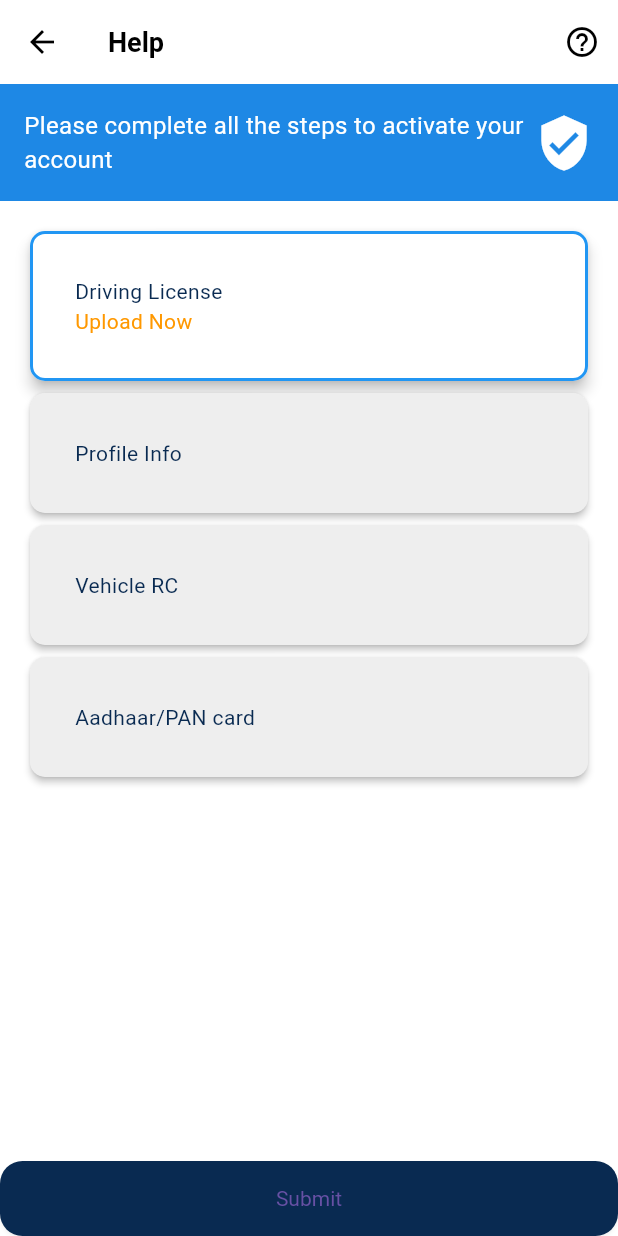
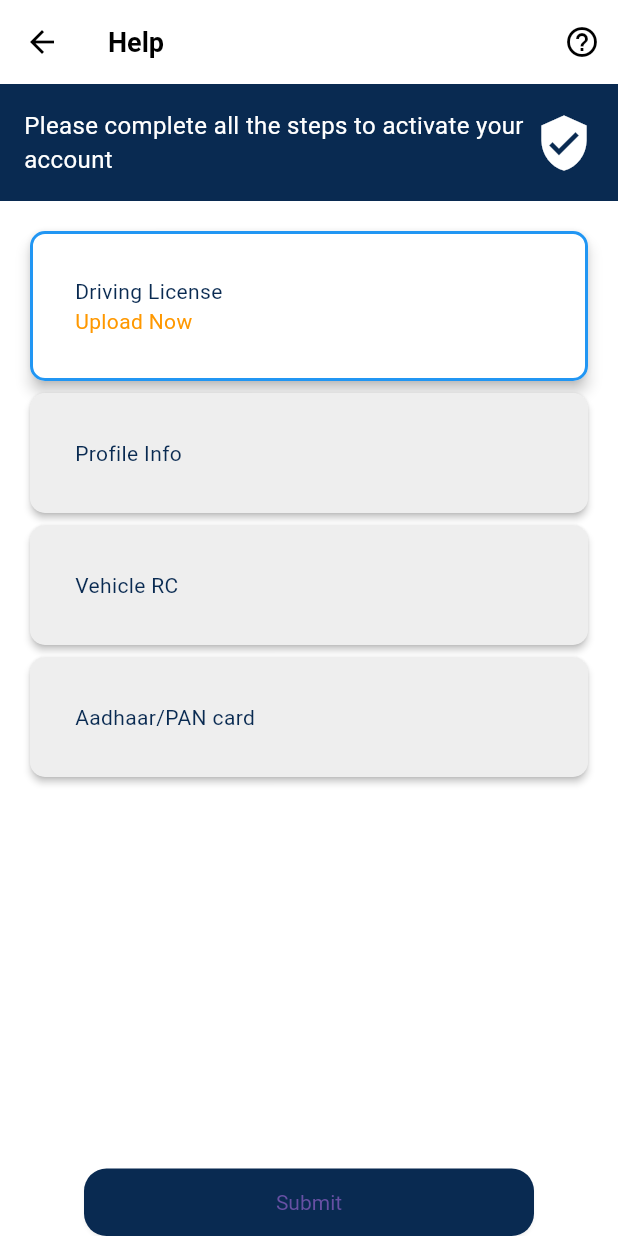
Before and after one commit to princeGithub999/Tripto-Driver, a Flutter app: the FormFillupScreen screen opened directly, on a phone screen of 412 x 824 dp. Run offline on Flutter 3.47's test engine with Material 3 defaults, Android fonts, the phone set to English and light mode, and no system bars; our stand-ins replace firebase_auth, firebase_core, fluttertoast, geolocator, get, google_fonts and 6 more; accounts and stored records are empty.

Commit message:
change width height

```diff
--- a/lib/view/screen/profile_details_screen/form_fillup_screen.dart
+++ b/lib/view/screen/profile_details_screen/form_fillup_screen.dart
@@ -35,7 +35,7 @@ class FormFillupScreen extends StatelessWidget {
           Container(
             padding: const EdgeInsets.all(16),
             width: double.infinity,
-            color: Colors.blue.shade600,
+            color: AppColors.blue900,
             child: Row(
               mainAxisAlignment: MainAxisAlignment.spaceBetween,
               children: [
@@ -65,7 +65,10 @@ class FormFillupScreen extends StatelessWidget {
             ),
           ),
           SizedBox(height: 30),
-          ElevatedButton(
+          Container(
+            width: 300,
+            height: 45,
+            child: ElevatedButton(
               style: ElevatedButton.styleFrom(
                 backgroundColor: AppColors.blue900,
                 shape: RoundedRectangleBorder(borderRadius: BorderRadius.circular(15)),
@@ -76,6 +79,7 @@ class FormFillupScreen extends StatelessWidget {
                 Navigator.pushNamed(context, "/register");
               },
               child: Text("Submit"),
+            ),
           ),
         ],
       ),
```
Lines whose indentation alone changed are shown as unchanged.
